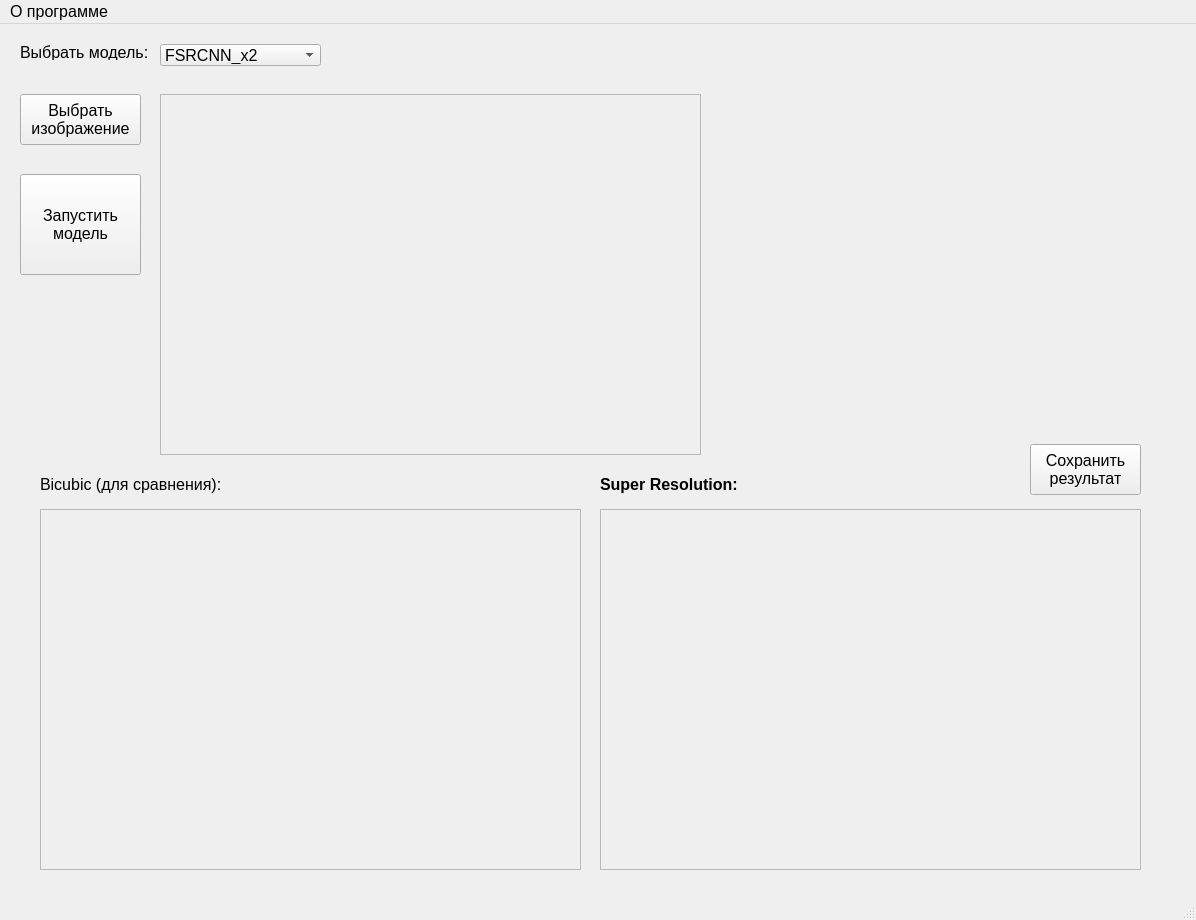
Before: the Qt Designer form isr.ui in rgimad/ISR_GUI, drawn with Qt 5.
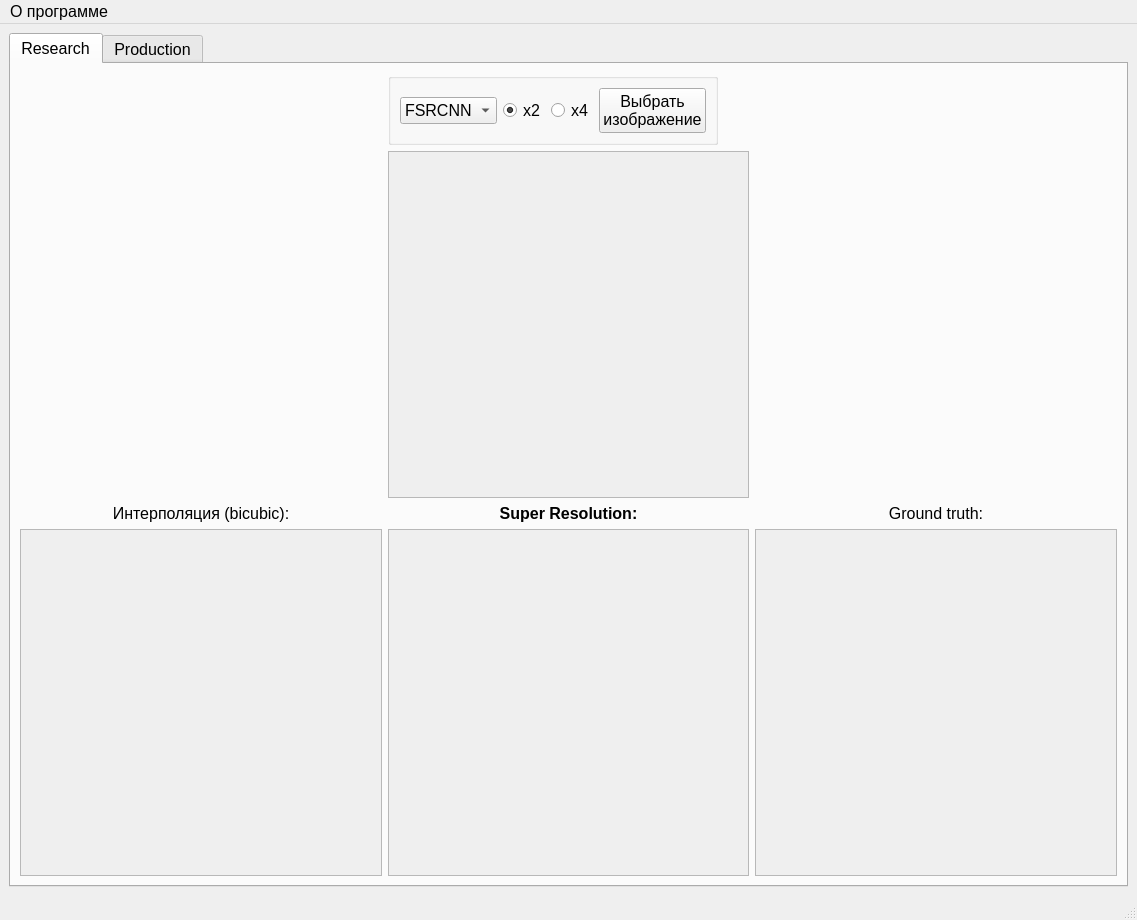
After: the same form once the commit is applied.

Commit message: new interface, startted fix code

The edit to the form file:
```diff
--- a/isr.ui
+++ b/isr.ui
@@ -6,7 +6,7 @@
    <rect>
     <x>0</x>
     <y>0</y>
-    <width>1196</width>
+    <width>1137</width>
     <height>920</height>
    </rect>
   </property>
@@ -19,59 +19,327 @@
    <string>Infrared Super Resolution</string>
   </property>
   <widget class="QWidget" name="centralwidget">
-   <widget class="QPushButton" name="btnDoSR">
-    <property name="geometry">
-     <rect>
-      <x>20</x>
-      <y>150</y>
-      <width>121</width>
-      <height>101</height>
-     </rect>
-    </property>
+   <layout class="QGridLayout" name="gridLayout_3">
+    <item row="0" column="0">
+     <widget class="QTabWidget" name="tabWidget">
+      <property name="currentIndex">
+       <number>0</number>
+      </property>
+      <widget class="QWidget" name="tab">
+       <attribute name="title">
+        <string>Research</string>
+       </attribute>
+       <layout class="QGridLayout" name="gridLayout">
+        <item row="0" column="2" colspan="2">
+         <widget class="QGroupBox" name="gbToolbarResearch">
+          <property name="sizePolicy">
+           <sizepolicy hsizetype="Fixed" vsizetype="Fixed">
+            <horstretch>0</horstretch>
+            <verstretch>0</verstretch>
+           </sizepolicy>
+          </property>
+          <property name="title">
+           <string/>
+          </property>
+          <property name="alignment">
+           <set>Qt::AlignLeading|Qt::AlignLeft|Qt::AlignVCenter</set>
+          </property>
+          <layout class="QGridLayout" name="gridLayout_2">
+           <property name="sizeConstraint">
+            <enum>QLayout::SetDefaultConstraint</enum>
+           </property>
+           <item row="0" column="5">
+            <widget class="QRadioButton" name="rbResearch_x2">
+             <property name="sizePolicy">
+              <sizepolicy hsizetype="Fixed" vsizetype="Fixed">
+               <horstretch>0</horstretch>
+               <verstretch>0</verstretch>
+              </sizepolicy>
+             </property>
+             <property name="text">
+              <string>x2</string>
+             </property>
+             <property name="checked">
+              <bool>true</bool>
+             </property>
+            </widget>
+           </item>
+           <item row="0" column="6">
+            <widget class="QRadioButton" name="rbResearch_x4">
+             <property name="sizePolicy">
+              <sizepolicy hsizetype="Fixed" vsizetype="Fixed">
+               <horstretch>0</horstretch>
+               <verstretch>0</verstretch>
+              </sizepolicy>
+             </property>
+             <property name="text">
+              <string>x4</string>
+             </property>
+            </widget>
+           </item>
+           <item row="0" column="0" colspan="5">
+            <widget class="QComboBox" name="cbResearchChooseModel">
+             <property name="sizePolicy">
+              <sizepolicy hsizetype="Fixed" vsizetype="Fixed">
+               <horstretch>0</horstretch>
+               <verstretch>0</verstretch>
+              </sizepolicy>
+             </property>
     <property name="font">
      <font>
       <pointsize>12</pointsize>
-      <weight>50</weight>
-      <bold>false</bold>
-     </font>
-    </property>
+              </font>
+             </property>
+             <property name="toolTip">
+              <string/>
+             </property>
+             <property name="sizeAdjustPolicy">
+              <enum>QComboBox::AdjustToContents</enum>
+             </property>
+             <item>
     <property name="text">
-     <string>Запустить
-модель</string>
-    </property>
-   </widget>
-   <widget class="QLabel" name="label">
-    <property name="geometry">
-     <rect>
-      <x>20</x>
-      <y>20</y>
-      <width>141</width>
-      <height>16</height>
-     </rect>
-    </property>
+               <string>FSRCNN</string>
+              </property>
+             </item>
+             <item>
+              <property name="text">
+               <string>VDSR</string>
+              </property>
+             </item>
+             <item>
+              <property name="text">
+               <string>EDSR</string>
+              </property>
+             </item>
+            </widget>
+           </item>
+           <item row="0" column="7">
+            <widget class="QPushButton" name="btnResearchChooseImage">
+             <property name="sizePolicy">
+              <sizepolicy hsizetype="Fixed" vsizetype="Fixed">
+               <horstretch>0</horstretch>
+               <verstretch>0</verstretch>
+              </sizepolicy>
+             </property>
+             <property name="text">
+              <string>Выбрать
+изображение</string>
+             </property>
+            </widget>
+           </item>
+          </layout>
+         </widget>
+        </item>
+        <item row="3" column="2">
+         <widget class="QLabel" name="lbResearchSR">
     <property name="font">
      <font>
-      <pointsize>12</pointsize>
+            <weight>75</weight>
+            <bold>true</bold>
      </font>
     </property>
     <property name="text">
-     <string>Выбрать модель:</string>
-    </property>
-   </widget>
-   <widget class="QComboBox" name="cbChooseModel">
+           <string>Super Resolution:</string>
+          </property>
+          <property name="alignment">
+           <set>Qt::AlignCenter</set>
+          </property>
+         </widget>
+        </item>
+        <item row="4" column="2">
+         <widget class="QScrollArea" name="saResearchSRImage">
+          <property name="widgetResizable">
+           <bool>true</bool>
+          </property>
+          <widget class="QWidget" name="scrollAreaWidgetContents_3">
     <property name="geometry">
      <rect>
-      <x>160</x>
-      <y>20</y>
-      <width>161</width>
-      <height>22</height>
-     </rect>
-    </property>
+             <x>0</x>
+             <y>0</y>
+             <width>359</width>
+             <height>352</height>
+            </rect>
+           </property>
+          </widget>
+         </widget>
+        </item>
+        <item row="4" column="3">
+         <widget class="QScrollArea" name="saResearchGTImage">
+          <property name="widgetResizable">
+           <bool>true</bool>
+          </property>
+          <widget class="QWidget" name="scrollAreaWidgetContents_4">
+           <property name="geometry">
+            <rect>
+             <x>0</x>
+             <y>0</y>
+             <width>359</width>
+             <height>352</height>
+            </rect>
+           </property>
+          </widget>
+         </widget>
+        </item>
+        <item row="4" column="1">
+         <widget class="QScrollArea" name="saResearchBicubicImage">
+          <property name="widgetResizable">
+           <bool>true</bool>
+          </property>
+          <widget class="QWidget" name="scrollAreaWidgetContents">
+           <property name="geometry">
+            <rect>
+             <x>0</x>
+             <y>0</y>
+             <width>359</width>
+             <height>352</height>
+            </rect>
+           </property>
+          </widget>
+         </widget>
+        </item>
+        <item row="3" column="3">
+         <widget class="QLabel" name="lbResearchGT">
+          <property name="text">
+           <string>Ground truth:</string>
+          </property>
+          <property name="alignment">
+           <set>Qt::AlignCenter</set>
+          </property>
+         </widget>
+        </item>
+        <item row="3" column="1">
+         <widget class="QLabel" name="lbResearchBicubic">
+          <property name="text">
+           <string>Интерполяция (bicubic):</string>
+          </property>
+          <property name="alignment">
+           <set>Qt::AlignCenter</set>
+          </property>
+         </widget>
+        </item>
+        <item row="1" column="2">
+         <widget class="QScrollArea" name="saResearchInputImage">
+          <property name="widgetResizable">
+           <bool>true</bool>
+          </property>
+          <widget class="QWidget" name="scrollAreaWidgetContents_2">
+           <property name="geometry">
+            <rect>
+             <x>0</x>
+             <y>0</y>
+             <width>359</width>
+             <height>352</height>
+            </rect>
+           </property>
+          </widget>
+         </widget>
+        </item>
+       </layout>
+      </widget>
+      <widget class="QWidget" name="tab_2">
+       <attribute name="title">
+        <string>Production</string>
+       </attribute>
+       <layout class="QGridLayout" name="gridLayout_5">
+        <item row="1" column="1">
+         <widget class="QScrollArea" name="saProductionSRImage">
+          <property name="widgetResizable">
+           <bool>true</bool>
+          </property>
+          <widget class="QWidget" name="scrollAreaWidgetContents_6">
+           <property name="geometry">
+            <rect>
+             <x>0</x>
+             <y>0</y>
+             <width>542</width>
+             <height>737</height>
+            </rect>
+           </property>
+          </widget>
+         </widget>
+        </item>
+        <item row="0" column="1">
+         <widget class="QLabel" name="lbProductionSR">
     <property name="font">
      <font>
+            <weight>75</weight>
+            <bold>true</bold>
+           </font>
+          </property>
+          <property name="text">
+           <string>Super Resolution:</string>
+          </property>
+          <property name="alignment">
+           <set>Qt::AlignBottom|Qt::AlignLeading|Qt::AlignLeft</set>
+          </property>
+         </widget>
+        </item>
+        <item row="0" column="0">
+         <widget class="QGroupBox" name="gbToolbarProduction">
+          <property name="sizePolicy">
+           <sizepolicy hsizetype="Fixed" vsizetype="Fixed">
+            <horstretch>0</horstretch>
+            <verstretch>0</verstretch>
+           </sizepolicy>
+          </property>
+          <property name="title">
+           <string/>
+          </property>
+          <property name="alignment">
+           <set>Qt::AlignLeading|Qt::AlignLeft|Qt::AlignVCenter</set>
+          </property>
+          <layout class="QGridLayout" name="gridLayout_4">
+           <property name="sizeConstraint">
+            <enum>QLayout::SetDefaultConstraint</enum>
+           </property>
+           <item row="0" column="5">
+            <widget class="QRadioButton" name="rbProduction_x2">
+             <property name="sizePolicy">
+              <sizepolicy hsizetype="Fixed" vsizetype="Fixed">
+               <horstretch>0</horstretch>
+               <verstretch>0</verstretch>
+              </sizepolicy>
+             </property>
+             <property name="text">
+              <string>x2</string>
+             </property>
+             <property name="checked">
+              <bool>true</bool>
+             </property>
+            </widget>
+           </item>
+           <item row="0" column="6">
+            <widget class="QRadioButton" name="rbProduction_x4">
+             <property name="sizePolicy">
+              <sizepolicy hsizetype="Fixed" vsizetype="Fixed">
+               <horstretch>0</horstretch>
+               <verstretch>0</verstretch>
+              </sizepolicy>
+             </property>
+             <property name="text">
+              <string>x4</string>
+             </property>
+            </widget>
+           </item>
+           <item row="0" column="0" colspan="5">
+            <widget class="QComboBox" name="cbProductionChooseModel">
+             <property name="sizePolicy">
+              <sizepolicy hsizetype="Fixed" vsizetype="Fixed">
+               <horstretch>0</horstretch>
+               <verstretch>0</verstretch>
+              </sizepolicy>
+             </property>
+             <property name="font">
+              <font>
       <pointsize>12</pointsize>
      </font>
     </property>
+             <property name="toolTip">
+              <string/>
+             </property>
+             <property name="sizeAdjustPolicy">
+              <enum>QComboBox::AdjustToContents</enum>
+             </property>
     <item>
      <property name="text">
       <string>FSRCNN_x2</string>
@@ -93,147 +361,53 @@
      </property>
     </item>
    </widget>
-   <widget class="QPushButton" name="btnSaveResult">
-    <property name="geometry">
-     <rect>
-      <x>1030</x>
-      <y>420</y>
-      <width>111</width>
-      <height>51</height>
-     </rect>
-    </property>
-    <property name="font">
-     <font>
-      <pointsize>12</pointsize>
-     </font>
-    </property>
-    <property name="text">
-     <string>Сохранить
-результат</string>
-    </property>
-   </widget>
-   <widget class="QPushButton" name="btnChooseImage">
-    <property name="geometry">
-     <rect>
-      <x>20</x>
-      <y>70</y>
-      <width>121</width>
-      <height>51</height>
-     </rect>
+           </item>
+           <item row="0" column="7">
+            <widget class="QPushButton" name="btnProductionChooseImage">
+             <property name="sizePolicy">
+              <sizepolicy hsizetype="Fixed" vsizetype="Fixed">
+               <horstretch>0</horstretch>
+               <verstretch>0</verstretch>
+              </sizepolicy>
     </property>
     <property name="text">
      <string>Выбрать
 изображение</string>
     </property>
    </widget>
-   <widget class="QScrollArea" name="scrollAreaInputImage">
-    <property name="geometry">
-     <rect>
-      <x>160</x>
-      <y>70</y>
-      <width>541</width>
-      <height>361</height>
-     </rect>
-    </property>
-    <property name="widgetResizable">
-     <bool>true</bool>
-    </property>
-    <widget class="QWidget" name="scrollAreaWidgetContents_2">
-     <property name="geometry">
-      <rect>
-       <x>0</x>
-       <y>0</y>
-       <width>539</width>
-       <height>359</height>
-      </rect>
-     </property>
-    </widget>
-   </widget>
-   <widget class="QScrollArea" name="scrollAreaOutputImage">
-    <property name="geometry">
-     <rect>
-      <x>600</x>
-      <y>485</y>
-      <width>541</width>
-      <height>361</height>
-     </rect>
-    </property>
+           </item>
+          </layout>
+         </widget>
+        </item>
+        <item row="1" column="0">
+         <widget class="QScrollArea" name="saProductionInputImage">
     <property name="widgetResizable">
      <bool>true</bool>
     </property>
-    <widget class="QWidget" name="scrollAreaWidgetContents_3">
+          <widget class="QWidget" name="scrollAreaWidgetContents_5">
      <property name="geometry">
       <rect>
        <x>0</x>
        <y>0</y>
-       <width>539</width>
-       <height>359</height>
+             <width>543</width>
+             <height>737</height>
       </rect>
      </property>
     </widget>
    </widget>
-   <widget class="QLabel" name="label_2">
-    <property name="geometry">
-     <rect>
-      <x>40</x>
-      <y>450</y>
-      <width>191</width>
-      <height>21</height>
-     </rect>
-    </property>
-    <property name="text">
-     <string>Bicubic (для сравнения):</string>
-    </property>
-   </widget>
-   <widget class="QScrollArea" name="scrollAreaBicubicImage">
-    <property name="geometry">
-     <rect>
-      <x>40</x>
-      <y>485</y>
-      <width>541</width>
-      <height>361</height>
-     </rect>
-    </property>
-    <property name="widgetResizable">
-     <bool>true</bool>
-    </property>
-    <widget class="QWidget" name="scrollAreaWidgetContents">
-     <property name="geometry">
-      <rect>
-       <x>0</x>
-       <y>0</y>
-       <width>539</width>
-       <height>359</height>
-      </rect>
-     </property>
-    </widget>
-   </widget>
-   <widget class="QLabel" name="label_3">
-    <property name="geometry">
-     <rect>
-      <x>600</x>
-      <y>450</y>
-      <width>221</width>
-      <height>21</height>
-     </rect>
-    </property>
-    <property name="font">
-     <font>
-      <weight>75</weight>
-      <bold>true</bold>
-     </font>
-    </property>
-    <property name="text">
-     <string>Super Resolution:</string>
-    </property>
-   </widget>
+        </item>
+       </layout>
+      </widget>
+     </widget>
+    </item>
+   </layout>
   </widget>
   <widget class="QMenuBar" name="menubar">
    <property name="geometry">
     <rect>
      <x>0</x>
      <y>0</y>
-     <width>1196</width>
+     <width>1137</width>
      <height>21</height>
     </rect>
    </property>
```
Lines whose indentation alone changed are shown as unchanged. The commit also changes 3 other files.
